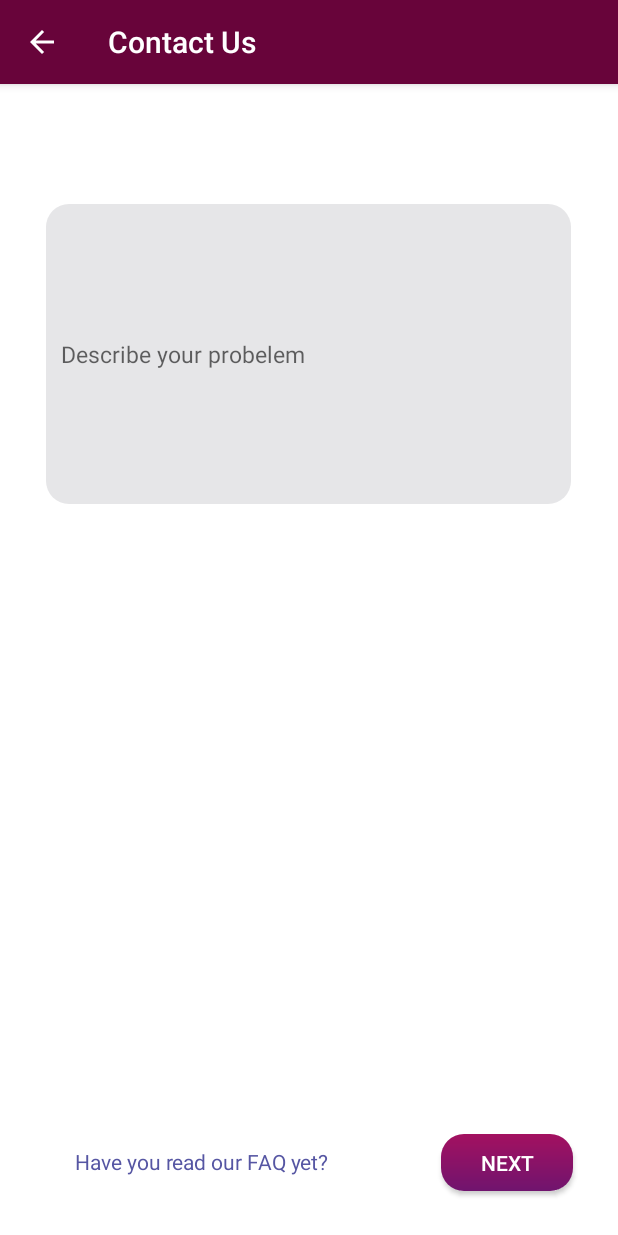
After one commit to noorulahsanpp/Hostel_Management-Android, an Android app: the Contactus screen opened directly, with no data from a screen before it, on a phone screen of 412 x 824 dp. The commit adds this screen. Run offline under Robolectric (Android 15) with nearby library versions, the phone set to English and light mode, and no system bars; Roboto replaces fonts that are not available here.

Commit message:
contactus added

```diff
--- /dev/null
+++ b/app/src/main/java/com/example/hostelapp/Contactus.java
@@ -0,0 +1,39 @@
+package com.example.hostelapp;
+
+import androidx.annotation.NonNull;
+import androidx.appcompat.app.AppCompatActivity;
+import androidx.core.app.NavUtils;
+
+import android.content.Intent;
+import android.os.Bundle;
+import android.view.MenuItem;
+import android.view.View;
+import android.widget.TextView;
+
+public class Contactus extends AppCompatActivity {
+TextView faqTV;
+    @Override
+    protected void onCreate(Bundle savedInstanceState) {
+        super.onCreate(savedInstanceState);
+        setContentView(R.layout.activity_contactus);
+        getSupportActionBar().setDisplayHomeAsUpEnabled(true);
+        getSupportActionBar().setTitle("Contact Us");
+        faqTV = findViewById(R.id.faqTv);
+        faqTV.setOnClickListener(new View.OnClickListener() {
+            @Override
+            public void onClick(View v) {
+                startActivity(new Intent(getApplicationContext(),FAQ.class));
+            }
+        });
+    }
+
+    @Override
+    public boolean onOptionsItemSelected(@NonNull MenuItem item) {
+        switch (item.getItemId()) {
+            case android.R.id.home:
+                this.finish();
+                return true;
+        }
+        return super.onOptionsItemSelected(item);
+    }
+}
--- /dev/null
+++ b/app/src/main/res/layout/activity_contactus.xml
@@ -0,0 +1,56 @@
+<?xml version="1.0" encoding="utf-8"?>
+
+<LinearLayout xmlns:android="http://schemas.android.com/apk/res/android"
+    xmlns:app="http://schemas.android.com/apk/res-auto"
+    xmlns:tools="http://schemas.android.com/tools"
+    android:layout_width="match_parent"
+    android:layout_height="match_parent"
+    tools:context=".Contactus">
+
+    <RelativeLayout
+        android:layout_width="match_parent"
+        android:layout_height="match_parent"
+        android:background="#FFFFFF">
+
+        <EditText
+            android:id="@+id/description"
+            android:layout_width="350dp"
+            android:layout_height="200dp"
+            android:lines="8"
+            android:inputType="textMultiLine"
+            android:maxLines="20"
+            android:hint="Describe your probelem"
+            android:layout_marginTop="80dp"
+            android:layout_centerHorizontal="true"
+            android:textSize="15dp"
+            android:padding="10dp"
+            android:width="300dp"
+            android:drawablePadding="5dp"
+            android:background="@drawable/textbox" />
+        <TextView
+            android:id="@+id/faqTv"
+            android:layout_width="wrap_content"
+            android:layout_height="wrap_content"
+            android:layout_alignParentBottom="true"
+            android:layout_marginLeft="50dp"
+            android:layout_marginBottom="40dp"
+            android:text="Have you read our FAQ yet?"
+            android:textColor="@color/blue"
+            />
+
+        <Button
+            android:id="@+id/button"
+            android:layout_width="wrap_content"
+            android:layout_height="38dp"
+            android:layout_alignParentBottom="true"
+            android:layout_alignParentEnd="true"
+            android:layout_marginEnd="30dp"
+            android:layout_marginBottom="30dp"
+            android:text="NEXT"
+            android:layout_below="@+id/forgot"
+            android:background="@drawable/button_style"
+            android:textColor="#FFFFFF" />
+
+    </RelativeLayout>
+
+</LinearLayout>
--- a/app/src/main/res/values/colors.xml
+++ b/app/src/main/res/values/colors.xml
@@ -1,9 +1,10 @@
 <?xml version="1.0" encoding="utf-8"?>
 <resources>
-    <color name="colorPrimary">#6200EE</color>
-    <color name="colorPrimaryDark">#3700B3</color>
-    <color name="colorAccent">#03DAC5</color>
+    <color name="colorPrimary">#68043A</color>
+    <color name="colorPrimaryDark">#68043A</color>
+    <color name="colorAccent">#E33693</color>
     <color name="grey">#D8D8D8</color>
+    <color name="colorGray">#C0C0C0</color>
     <color name="maroon">#9C1B61</color>
     <color name="blue">#5656A3</color>
     <color name="black">#000000</color>
--- a/app/src/main/res/values/strings.xml
+++ b/app/src/main/res/values/strings.xml
@@ -1,6 +1,8 @@
 <resources>
     <string name="app_name">HostelApp</string>
     <string name="password">Password</string>
-
+    <string name="customize">Customize</string>
+    <string name="show_dialog">Show Dialog</string>
+    <string name="undo">Undo</string>
 
 </resources>
```
Also changed, not shown: app/build.gradle (+5 -3 lines), app/src/main/AndroidManifest.xml (+12 -7 lines), app/src/main/res/layout/activity_profile.xml (+135 -22 lines).
